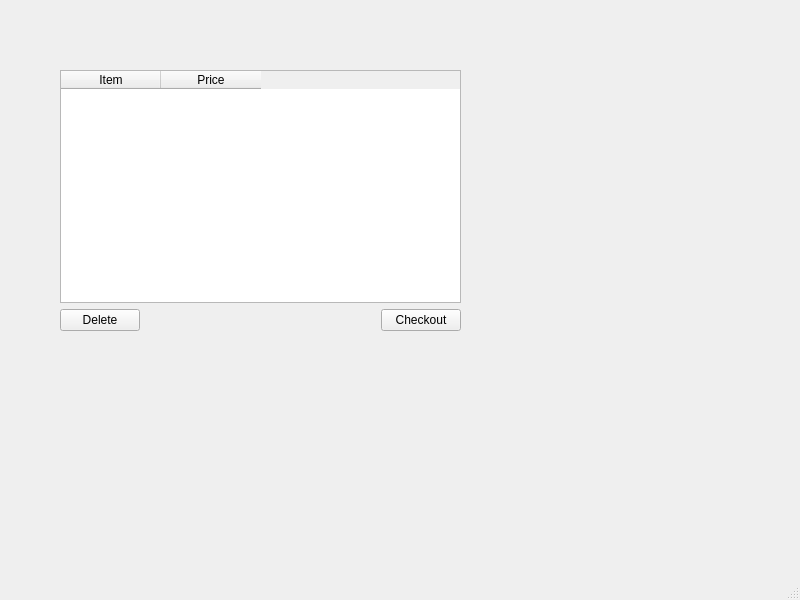
Old version of the form Project02 - QT Pet Database/src/PetDatabase/cartwindow.ui in the repository tonysulfaro/CSE-335-Projects.
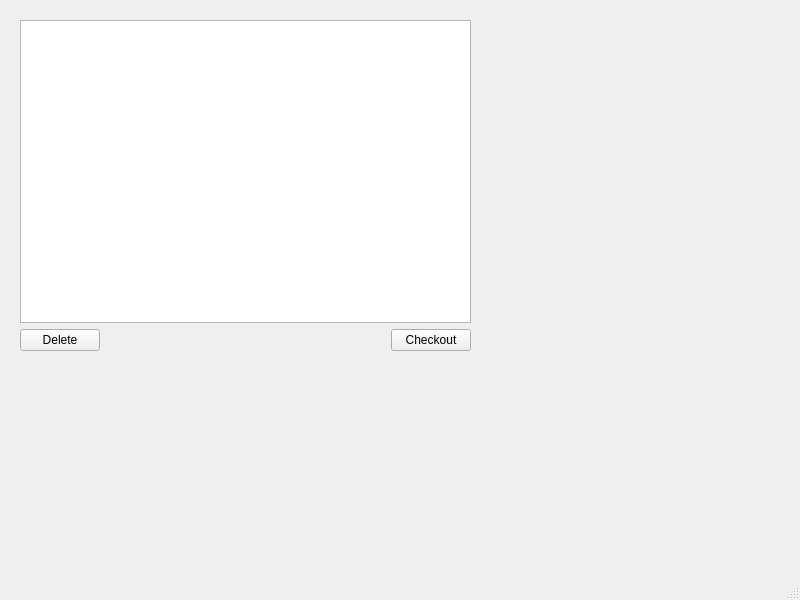
New version of the form.

Patch:
```diff
--- a/Project02 - QT Pet Database/src/PetDatabase/cartwindow.ui
+++ b/Project02 - QT Pet Database/src/PetDatabase/cartwindow.ui
@@ -17,26 +17,15 @@
    <widget class="QWidget" name="verticalLayoutWidget">
     <property name="geometry">
      <rect>
-      <x>60</x>
-      <y>70</y>
-      <width>401</width>
-      <height>261</height>
+      <x>20</x>
+      <y>20</y>
+      <width>451</width>
+      <height>331</height>
      </rect>
     </property>
     <layout class="QVBoxLayout" name="verticalLayout">
      <item>
-      <widget class="QTableWidget" name="tableWidget">
-       <column>
-        <property name="text">
-         <string>Item</string>
-        </property>
-       </column>
-       <column>
-        <property name="text">
-         <string>Price</string>
-        </property>
-       </column>
-      </widget>
+      <widget class="QTableWidget" name="tableWidget"/>
      </item>
      <item>
       <layout class="QHBoxLayout" name="horizontalLayout">
```
Left out of the diff: 8 changed lines with no effect on the pictures.
